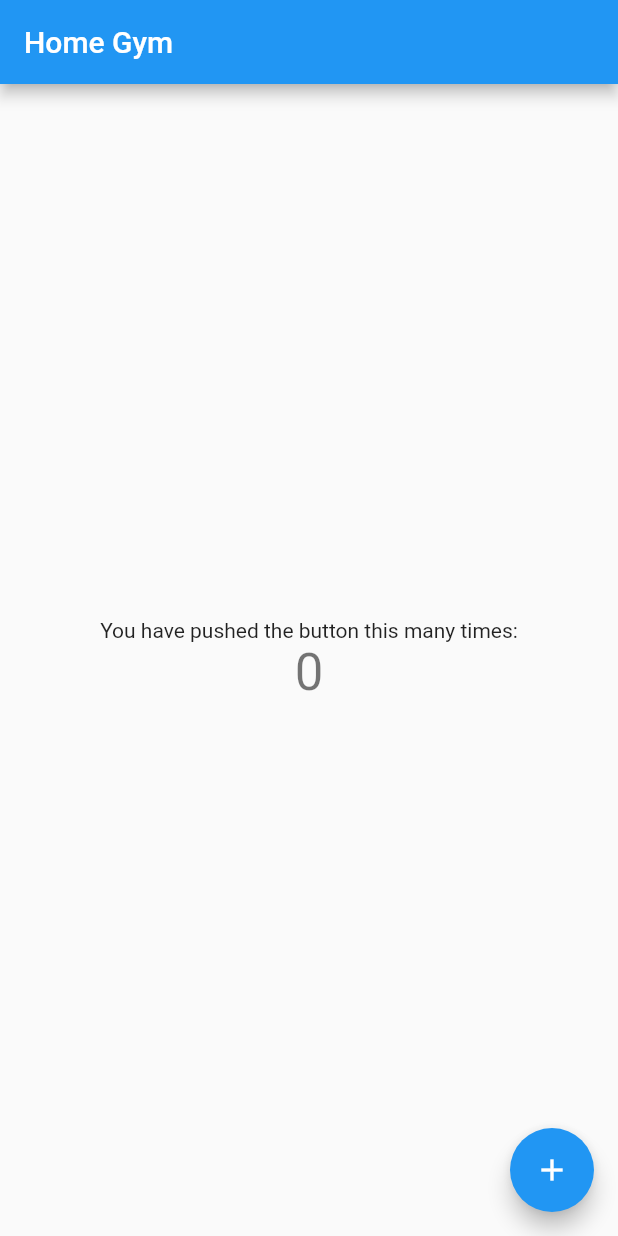
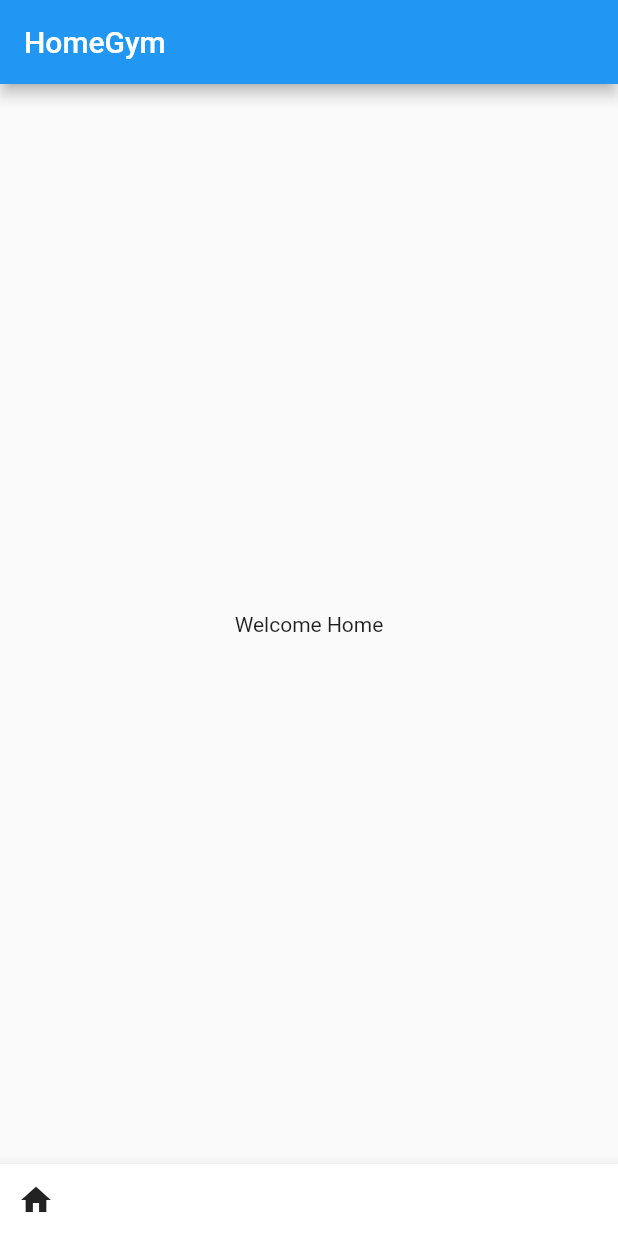
Before and after one commit to VS-UA/ihc-home-gym, a Flutter app: the screen it shows after launch, on a phone screen of 412 x 824 dp. Run offline on Flutter 3.47's test engine with Material 2 defaults, Android fonts, the light colour scheme and no system bars.

Commit message:
home initial

```diff
--- a/gym_home/lib/main.dart
+++ b/gym_home/lib/main.dart
@@ -25,7 +25,7 @@ class MyApp extends StatelessWidget {
         // is not restarted.
         primarySwatch: Colors.blue,
       ),
-      home: const MyHomePage(title: 'Home Gym'),
+      home: const HomePage(),
     );
   }
 }
--- a/gym_home/lib/pages/home.dart
+++ b/gym_home/lib/pages/home.dart
@@ -1,64 +1,41 @@
 import 'package:flutter/material.dart';
 
-class MyHomePage extends StatefulWidget {
-  const MyHomePage({super.key, required this.title});
-
-  final String title;
+class HomePage extends StatefulWidget {
+  const HomePage({super.key});
 
   @override
-  State<MyHomePage> createState() => _MyHomePageState();
+  State<HomePage> createState() => _HomePageState();
 }
 
-class _MyHomePageState extends State<MyHomePage> {
-  int _counter = 0;
-
-  void _incrementCounter() {
-    setState(() {
-      _counter++;
-    });
-  }
+class _HomePageState extends State<HomePage> {
+  List<Widget> pageIcons = [
+    IconButton(
+      icon: const Icon(Icons.home),
+      onPressed: () {},
+    ),
+  ];
 
   @override
   Widget build(BuildContext context) {
     return Scaffold(
       appBar: AppBar(
-        title: Text(widget.title),
+        title: const Text("HomeGym"),
       ),
       body: Center(
-        // Center is a layout widget. It takes a single child and positions it
-        // in the middle of the parent.
         child: Column(
-          // Column is also a layout widget. It takes a list of children and
-          // arranges them vertically. By default, it sizes itself to fit its
-          // children horizontally, and tries to be as tall as its parent.
-          //
-          // Invoke "debug painting" (press "p" in the console, choose the
-          // "Toggle Debug Paint" action from the Flutter Inspector in Android
-          // Studio, or the "Toggle Debug Paint" command in Visual Studio Code)
-          // to see the wireframe for each widget.
-          //
-          // Column has various properties to control how it sizes itself and
-          // how it positions its children. Here we use mainAxisAlignment to
-          // center the children vertically; the main axis here is the vertical
-          // axis because Columns are vertical (the cross axis would be
-          // horizontal).
           mainAxisAlignment: MainAxisAlignment.center,
           children: <Widget>[
             const Text(
-              'You have pushed the button this many times:',
-            ),
-            Text(
-              '$_counter',
-              style: Theme.of(context).textTheme.headline4,
+              'Welcome Home',
             ),
           ],
         ),
       ),
-      floatingActionButton: FloatingActionButton(
-        onPressed: _incrementCounter,
-        tooltip: 'Increment',
-        child: const Icon(Icons.add),
-      ), // This trailing comma makes auto-formatting nicer for build methods.
+      bottomNavigationBar: BottomAppBar(
+        child: Row(
+          children: pageIcons,
+        ),
+      ),
     );
   }
 }
--- a/gym_home/pubspec.yaml
+++ b/gym_home/pubspec.yaml
@@ -60,9 +60,8 @@ flutter:
   uses-material-design: true
 
   # To add assets to your application, add an assets section, like this:
-  # assets:
-  #   - images/a_dot_burr.jpeg
-  #   - images/a_dot_ham.jpeg
+  assets:
+     - assets/logo.png
 
   # An image asset can refer to one or more resolution-specific "variants", see
   # https://flutter.dev/assets-and-images/#resolution-aware
```
Also changed, not shown: gym_home/assets/logo.png (added), 6 other files.
